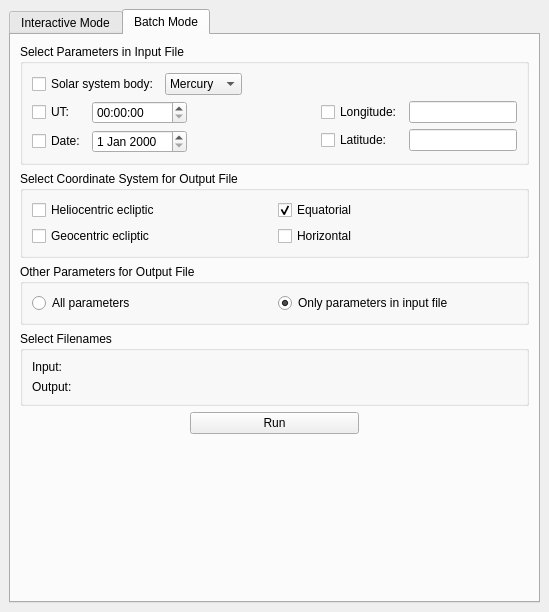
Qt form kstars/tools/modcalcplanets.ui (KDE/kstars) before a commit.
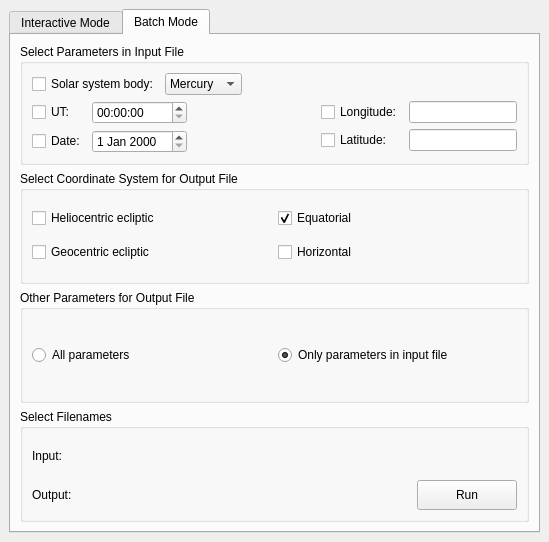
The same form after that commit. The open tabs and pages were chosen to show the change. Custom widgets are drawn as their Qt base class.

Commit message: Reducing the size of the dialog to support smaller screens.

Diff of the .ui file:
```diff
--- a/kstars/tools/modcalcplanets.ui
+++ b/kstars/tools/modcalcplanets.ui
@@ -1,12 +1,12 @@
 <ui version="4.0" >
  <class>modCalcPlanetsDlg</class>
- <widget class="QWidget" name="modCalcPlanetsDlg" >
-  <property name="geometry" >
+ <widget class="QWidget" name="modCalcPlanetsDlg">
+  <property name="geometry">
    <rect>
     <x>0</x>
     <y>0</y>
     <width>549</width>
-    <height>612</height>
+    <height>542</height>
    </rect>
   </property>
   <layout class="QVBoxLayout" >
@@ -411,16 +411,8 @@
        </item>
       </layout>
      </widget>
-     <widget class="QWidget" name="batch" >
-      <property name="geometry" >
-       <rect>
-        <x>0</x>
-        <y>0</y>
-        <width>100</width>
-        <height>30</height>
-       </rect>
-      </property>
-      <attribute name="title" >
+     <widget class="QWidget" name="batch">
+      <attribute name="title">
        <string>Batch Mode</string>
       </attribute>
       <layout class="QVBoxLayout" >
@@ -751,77 +743,28 @@
             </property>
            </widget>
           </item>
+          <item row="1" column="2">
+           <widget class="KPushButton" name="RunButtonBatch">
+            <property name="sizePolicy">
+             <sizepolicy hsizetype="Expanding" vsizetype="Preferred">
+              <horstretch>0</horstretch>
+              <verstretch>0</verstretch>
+             </sizepolicy>
+            </property>
+            <property name="maximumSize">
+             <size>
+              <width>100</width>
+              <height>30</height>
+             </size>
+            </property>
+            <property name="text">
+             <string>Run</string>
+            </property>
+           </widget>
+          </item>
          </layout>
         </widget>
        </item>
-       <item>
-        <layout class="QHBoxLayout" >
-         <property name="spacing" >
-          <number>6</number>
-         </property>
-         <property name="margin" >
-          <number>0</number>
-         </property>
-         <item>
-          <spacer>
-           <property name="orientation" >
-            <enum>Qt::Horizontal</enum>
-           </property>
-           <property name="sizeType" >
-            <enum>QSizePolicy::Expanding</enum>
-           </property>
-           <property name="sizeHint" stdset="0" >
-            <size>
-             <width>151</width>
-             <height>21</height>
-            </size>
-           </property>
-          </spacer>
-         </item>
-         <item>
-          <widget class="KPushButton" name="RunButtonBatch" >
-           <property name="sizePolicy" >
-            <sizepolicy vsizetype="Preferred" hsizetype="Expanding" >
-             <horstretch>0</horstretch>
-             <verstretch>0</verstretch>
-            </sizepolicy>
-           </property>
-           <property name="text" >
-            <string>Run</string>
-           </property>
-          </widget>
-         </item>
-         <item>
-          <spacer>
-           <property name="orientation" >
-            <enum>Qt::Horizontal</enum>
-           </property>
-           <property name="sizeType" >
-            <enum>QSizePolicy::Expanding</enum>
-           </property>
-           <property name="sizeHint" stdset="0" >
-            <size>
-             <width>131</width>
-             <height>21</height>
-            </size>
-           </property>
-          </spacer>
-         </item>
-        </layout>
-       </item>
-       <item>
-        <spacer>
-         <property name="orientation" >
-          <enum>Qt::Vertical</enum>
-         </property>
-         <property name="sizeHint" stdset="0" >
-          <size>
-           <width>20</width>
-           <height>40</height>
-          </size>
-         </property>
-        </spacer>
-       </item>
       </layout>
      </widget>
     </widget>
@@ -830,31 +773,31 @@
  </widget>
  <customwidgets>
   <customwidget>
-   <class>KComboBox</class>
-   <extends>QComboBox</extends>
-   <header>kcombobox.h</header>
-  </customwidget>
-  <customwidget>
-   <class>KLineEdit</class>
-   <extends>QLineEdit</extends>
-   <header>klineedit.h</header>
+   <class>KUrlRequester</class>
+   <extends>QFrame</extends>
+   <header>kurlrequester.h</header>
   </customwidget>
   <customwidget>
    <class>KPushButton</class>
    <extends>QPushButton</extends>
    <header>kpushbutton.h</header>
   </customwidget>
+  <customwidget>
+   <class>KLineEdit</class>
+   <extends>QLineEdit</extends>
+   <header>klineedit.h</header>
+  </customwidget>
+  <customwidget>
+   <class>KComboBox</class>
+   <extends>QComboBox</extends>
+   <header>kcombobox.h</header>
+  </customwidget>
   <customwidget>
    <class>KTabWidget</class>
    <extends>QTabWidget</extends>
    <header>ktabwidget.h</header>
    <container>1</container>
   </customwidget>
-  <customwidget>
-   <class>KUrlRequester</class>
-   <extends>QFrame</extends>
-   <header>kurlrequester.h</header>
-  </customwidget>
   <customwidget>
    <class>dmsBox</class>
    <extends>KLineEdit</extends>
```
Left out of the diff: 506 changed lines with no effect on the pictures.
